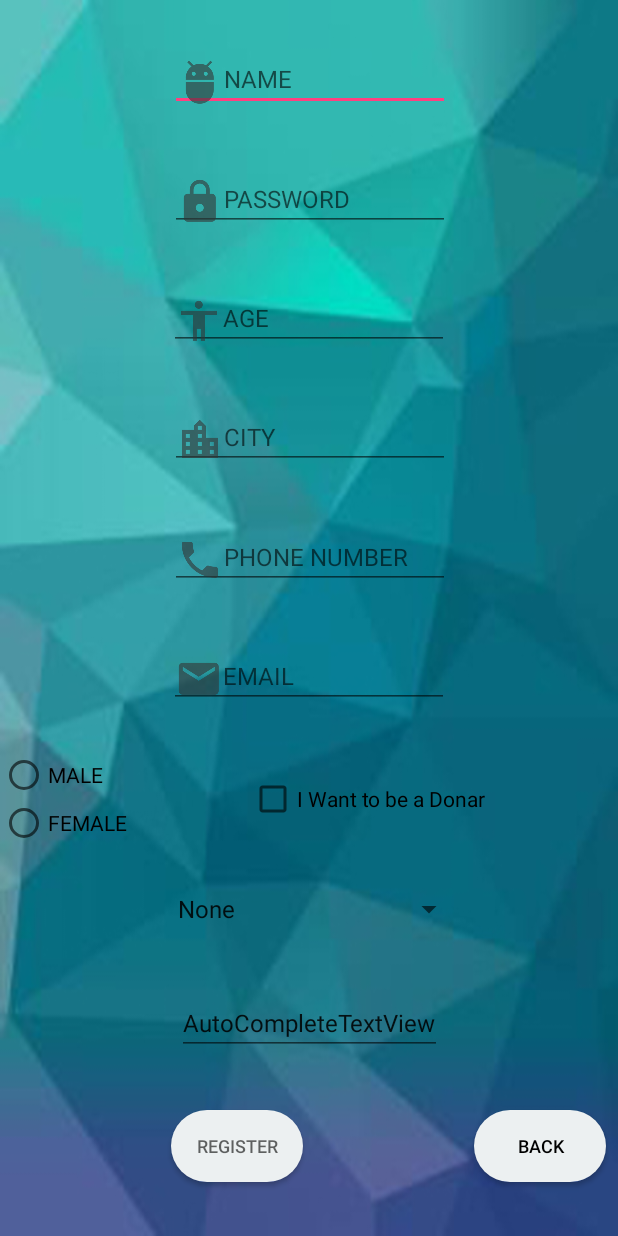
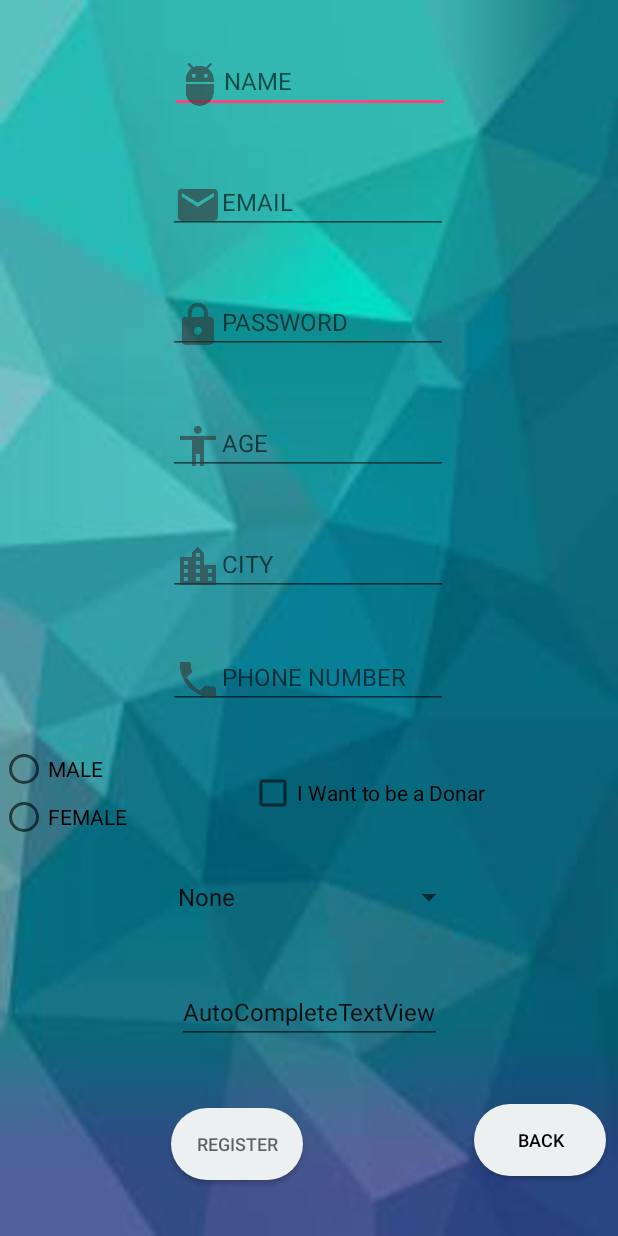
Before and after one commit to lokesh-venkata-sai/Bloodline, an Android app: the register screen opened directly, with no data from a screen before it, on a phone screen of 412 x 824 dp. Run offline under Robolectric (Android 15) with nearby library versions, the phone set to English and light mode, and no system bars.

Commit message:
added files regarding firebase

```diff
--- a/app/build.gradle
+++ b/app/build.gradle
@@ -26,4 +26,8 @@ dependencies {
     testImplementation 'junit:junit:4.12'
     androidTestImplementation 'com.android.support.test:runner:1.0.1'
     androidTestImplementation 'com.android.support.test.espresso:espresso-core:3.0.1'
+    compile 'com.google.firebase:firebase-core:12.0.0'
+    compile 'com.google.firebase:firebase-auth:12.0.0'
+
 }
+apply plugin: 'com.google.gms.google-services'
--- a/app/src/main/AndroidManifest.xml
+++ b/app/src/main/AndroidManifest.xml
@@ -6,6 +6,7 @@
     <uses-permission android:name="android.permission.GET_ACCOUNTS" />
     <uses-permission android:name="android.permission.READ_PROFILE" />
     <uses-permission android:name="android.permission.READ_CONTACTS" />
+    <uses-permission android:name="android.permission.INTERNET"/>
 
     <application
         android:allowBackup="true"
--- a/app/src/main/res/layout/activity_register.xml
+++ b/app/src/main/res/layout/activity_register.xml
@@ -14,19 +14,20 @@
         android:layout_height="38dp"
         android:layout_marginBottom="5dp"
         android:layout_marginEnd="8dp"
-        android:drawableLeft="@drawable/act_name"
         android:layout_marginStart="8dp"
         android:layout_marginTop="5dp"
+        android:drawableLeft="@drawable/act_name"
+        android:drawableStart="@drawable/act_name"
         android:ems="10"
         android:hint="@string/registerpagename"
         android:inputType="textPersonName"
         android:textColorLink="@color/colorPrimary"
         android:textSize="16sp"
-        app:layout_constraintBottom_toTopOf="@+id/registerpagepassword"
+        app:layout_constraintBottom_toTopOf="@+id/registerpageemail"
         app:layout_constraintEnd_toEndOf="parent"
         app:layout_constraintHorizontal_bias="0.503"
         app:layout_constraintStart_toStartOf="parent"
-        app:layout_constraintTop_toTopOf="parent" android:drawableStart="@drawable/act_name"/>
+        app:layout_constraintTop_toTopOf="parent" />
 
     <EditText
         android:id="@+id/registerpagepassword"
@@ -36,16 +37,17 @@
         android:layout_marginEnd="8dp"
         android:layout_marginStart="8dp"
         android:layout_marginTop="5dp"
+        android:drawableLeft="@drawable/ic_action_name"
+        android:drawableStart="@drawable/ic_action_name"
         android:ems="10"
         android:hint="@string/registerpagepassword"
-        android:drawableLeft="@drawable/ic_action_name"
         android:inputType="textPassword"
         android:textSize="16sp"
-        app:layout_constraintBottom_toTopOf="@+id/registerpageage"
+        app:layout_constraintBottom_toTopOf="@id/registerpageage"
         app:layout_constraintEnd_toEndOf="parent"
-        app:layout_constraintHorizontal_bias="0.503"
+        app:layout_constraintHorizontal_bias="0.497"
         app:layout_constraintStart_toStartOf="parent"
-        app:layout_constraintTop_toBottomOf="@id/registerpagename" android:drawableStart="@drawable/ic_action_name"/>
+        app:layout_constraintTop_toBottomOf="@id/registerpageemail" />
 
     <EditText
         android:id="@+id/registerpageage"
@@ -55,15 +57,17 @@
         android:layout_marginEnd="8dp"
         android:layout_marginStart="8dp"
         android:layout_marginTop="5dp"
+        android:drawableLeft="@drawable/act_age"
+        android:drawableStart="@drawable/act_age"
         android:ems="10"
         android:hint="@string/registerpageage"
-        android:drawableLeft="@drawable/act_age"
         android:inputType="textPersonName"
         android:textSize="16sp"
-        app:layout_constraintBottom_toTopOf="@+id/registerpagecity"
+        app:layout_constraintBottom_toTopOf="@id/registerpagecity"
         app:layout_constraintEnd_toEndOf="parent"
+        app:layout_constraintHorizontal_bias="0.497"
         app:layout_constraintStart_toStartOf="parent"
-        app:layout_constraintTop_toBottomOf="@id/registerpagepassword" android:drawableStart="@drawable/act_age"/>
+        app:layout_constraintTop_toBottomOf="@id/registerpagepassword" />
 
     <EditText
         android:id="@+id/registerpagecity"
@@ -73,35 +77,36 @@
         android:layout_marginEnd="8dp"
         android:layout_marginStart="8dp"
         android:layout_marginTop="5dp"
+        android:drawableLeft="@drawable/act_city"
+        android:drawableStart="@drawable/act_city"
         android:ems="10"
-        android:drawableLeft="@drawable/act_city"
         android:hint="@string/registerpagecity"
         android:inputType="textPersonName"
         android:textSize="16sp"
-        app:layout_constraintBottom_toTopOf="@+id/registerpagephone"
+        app:layout_constraintBottom_toTopOf="@id/registerpagephone"
         app:layout_constraintEnd_toEndOf="parent"
-        app:layout_constraintHorizontal_bias="0.503"
+        app:layout_constraintHorizontal_bias="0.497"
         app:layout_constraintStart_toStartOf="parent"
-        app:layout_constraintTop_toBottomOf="@id/registerpageage" android:drawableStart="@drawable/act_city"/>
+        app:layout_constraintTop_toBottomOf="@id/registerpageage" />
 
     <EditText
         android:id="@+id/registerpagephone"
         android:layout_width="wrap_content"
         android:layout_height="38dp"
-        android:layout_marginBottom="5dp"
         android:layout_marginEnd="8dp"
         android:layout_marginStart="8dp"
-        android:layout_marginTop="5dp"
+        android:drawableLeft="@drawable/act_phone"
+        android:drawableStart="@drawable/act_phone"
         android:ems="10"
         android:hint="@string/registerpagephone"
-        android:drawableLeft="@drawable/act_phone"
         android:inputType="phone"
         android:textSize="16sp"
-        app:layout_constraintBottom_toTopOf="@+id/registerpageemail"
         app:layout_constraintEnd_toEndOf="parent"
-        app:layout_constraintHorizontal_bias="0.503"
+        app:layout_constraintHorizontal_bias="0.497"
         app:layout_constraintStart_toStartOf="parent"
-        app:layout_constraintTop_toBottomOf="@id/registerpagecity" android:drawableStart="@drawable/act_phone"/>
+        tools:layout_editor_absoluteY="244dp"
+        app:layout_constraintTop_toBottomOf="@id/registerpagecity"
+        app:layout_constraintBottom_toTopOf="@id/registerpagecheckbox"/>
 
     <EditText
         android:id="@+id/registerpageemail"
@@ -111,31 +116,32 @@
         android:layout_marginEnd="8dp"
         android:layout_marginStart="8dp"
         android:layout_marginTop="5dp"
+        android:drawableLeft="@drawable/act_email"
+        android:drawableStart="@drawable/act_email"
         android:ems="10"
         android:hint="@string/registerpageemail"
-        android:drawableLeft="@drawable/act_email"
         android:inputType="textEmailAddress"
         android:textSize="16sp"
-        app:layout_constraintBottom_toTopOf="@id/registerpagecheckbox"
+        app:layout_constraintBottom_toTopOf="@id/registerpagepassword"
         app:layout_constraintEnd_toEndOf="parent"
+        app:layout_constraintHorizontal_bias="0.497"
         app:layout_constraintStart_toStartOf="parent"
-        app:layout_constraintTop_toBottomOf="@id/registerpagephone" android:drawableStart="@drawable/act_email"/>
+        app:layout_constraintTop_toBottomOf="@id/registerpagename" />
 
     <CheckBox
         android:id="@+id/registerpagecheckbox"
         android:layout_width="wrap_content"
         android:layout_height="32dp"
-        android:layout_marginBottom="5dp"
 
         android:layout_marginEnd="8dp"
-        android:layout_marginRight="8dp"
         android:layout_marginTop="8dp"
         android:text="@string/registerpagecheckbox"
         android:textColorLink="@color/colorPrimary"
-        app:layout_constraintBottom_toTopOf="@id/registerpage_bloodgroup"
         app:layout_constraintEnd_toEndOf="parent"
         app:layout_constraintStart_toEndOf="@+id/radioGroup"
-        app:layout_constraintTop_toBottomOf="@+id/registerpageemail" />
+        app:layout_constraintTop_toBottomOf="@+id/registerpagephone"
+        app:layout_constraintBottom_toTopOf="@id/registerpage_bloodgroup"
+        android:layout_marginRight="8dp" />
 
     <Button
         android:id="@+id/registerpageregister"
@@ -152,7 +158,7 @@
         app:layout_constraintBottom_toBottomOf="parent"
         app:layout_constraintEnd_toStartOf="@+id/registerpageback"
         app:layout_constraintStart_toStartOf="parent"
-        app:layout_constraintTop_toBottomOf="@+id/registerpageuserid" />
+        app:layout_constraintTop_toBottomOf="@id/registerpageuserid" />
 
     <Button
         android:id="@+id/registerpageback"
@@ -161,8 +167,8 @@
         android:layout_marginBottom="5dp"
         android:layout_marginEnd="8dp"
         android:layout_marginRight="8dp"
+        android:layout_marginTop="5dp"
         android:background="@drawable/rounded_button"
-        android:layout_marginTop="5dp"
         android:text="@string/registerpageback"
         android:textColor="@android:color/background_dark"
         android:textSize="12sp"
@@ -170,12 +176,13 @@
         app:layout_constraintEnd_toEndOf="parent"
         app:layout_constraintLeft_toRightOf="@id/registerpageregister"
         app:layout_constraintRight_toLeftOf="@id/registerpageregister"
-        app:layout_constraintTop_toBottomOf="@+id/registerpageuserid" />
+        app:layout_constraintTop_toBottomOf="@id/registerpageuserid" />
 
     <AutoCompleteTextView
         android:id="@+id/registerpageuserid"
         android:layout_width="wrap_content"
         android:layout_height="40dp"
+        android:layout_marginBottom="5dp"
         android:layout_marginEnd="8dp"
         android:layout_marginStart="8dp"
         android:layout_marginTop="5dp"
@@ -196,7 +203,7 @@
         app:layout_constraintBottom_toTopOf="@+id/registerpage_bloodgroup"
         app:layout_constraintRight_toLeftOf="@id/registerpagecheckbox"
         app:layout_constraintStart_toStartOf="parent"
-        app:layout_constraintTop_toBottomOf="@+id/registerpageemail">
+        app:layout_constraintTop_toBottomOf="@+id/registerpagephone">
 
         <RadioButton
             android:id="@+id/registerpage_male"
--- a/build.gradle
+++ b/build.gradle
@@ -9,7 +9,7 @@ buildscript {
     dependencies {
         classpath 'com.android.tools.build:gradle:3.0.1'
 
-
+        classpath 'com.google.gms:google-services:3.2.0'//google-services plugin
         // NOTE: Do not place your application dependencies here; they belong
         // in the individual module build.gradle files
     }
@@ -19,6 +19,7 @@ allprojects {
     repositories {
         google()
         jcenter()
+
     }
 }
 
```
Also changed, not shown: 1 other file.
